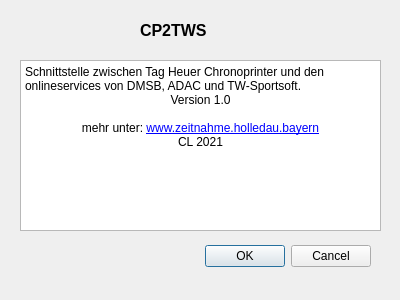
This is ueberdialog.ui in farbtoaster/CP2TWS as Qt 5 draws it before an edit. The edited form follows.
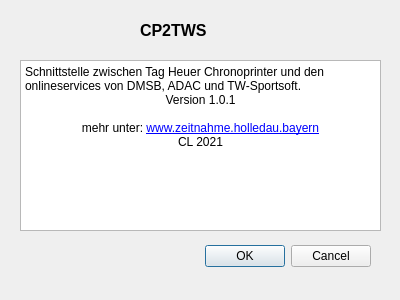
This is the edited form.

The edit to the form file:
```diff
--- a/ueberdialog.ui
+++ b/ueberdialog.ui
@@ -44,7 +44,7 @@
 p, li { white-space: pre-wrap; }
 &lt;/style&gt;&lt;/head&gt;&lt;body style=&quot; font-family:'MS Shell Dlg 2'; font-size:7.8pt; font-weight:400; font-style:normal;&quot;&gt;
 &lt;p style=&quot; margin-top:0px; margin-bottom:0px; margin-left:0px; margin-right:0px; -qt-block-indent:0; text-indent:0px;&quot;&gt;&lt;span style=&quot; font-family:'Segoe UI'; font-size:9pt;&quot;&gt;Schnittstelle zwischen Tag Heuer Chronoprinter und den onlineservices von DMSB, ADAC und TW-Sportsoft.&lt;/span&gt;&lt;/p&gt;
-&lt;p align=&quot;center&quot; style=&quot; margin-top:0px; margin-bottom:0px; margin-left:0px; margin-right:0px; -qt-block-indent:0; text-indent:0px;&quot;&gt;&lt;span style=&quot; font-family:'Segoe UI'; font-size:9pt;&quot;&gt;Version 1.0&lt;/span&gt;&lt;/p&gt;
+&lt;p align=&quot;center&quot; style=&quot; margin-top:0px; margin-bottom:0px; margin-left:0px; margin-right:0px; -qt-block-indent:0; text-indent:0px;&quot;&gt;&lt;span style=&quot; font-family:'Segoe UI'; font-size:9pt;&quot;&gt;Version 1.0.1&lt;/span&gt;&lt;/p&gt;
 &lt;p align=&quot;center&quot; style=&quot;-qt-paragraph-type:empty; margin-top:0px; margin-bottom:0px; margin-left:0px; margin-right:0px; -qt-block-indent:0; text-indent:0px; font-family:'Segoe UI'; font-size:9pt;&quot;&gt;&lt;br /&gt;&lt;/p&gt;
 &lt;p align=&quot;center&quot; style=&quot; margin-top:0px; margin-bottom:0px; margin-left:0px; margin-right:0px; -qt-block-indent:0; text-indent:0px;&quot;&gt;&lt;span style=&quot; font-family:'Segoe UI'; font-size:9pt;&quot;&gt;mehr unter: &lt;/span&gt;&lt;a href=&quot;http://www.zeitnahme.holledau.bayern&quot;&gt;&lt;span style=&quot; font-family:'Segoe UI'; font-size:9pt; text-decoration: underline; color:#0000ff;&quot;&gt;www.zeitnahme.holledau.bayern&lt;/span&gt;&lt;/a&gt;&lt;/p&gt;
 &lt;p align=&quot;center&quot; style=&quot; margin-top:0px; margin-bottom:0px; margin-left:0px; margin-right:0px; -qt-block-indent:0; text-indent:0px;&quot;&gt;&lt;span style=&quot; font-family:'Segoe UI'; font-size:9pt;&quot;&gt;CL 2021&lt;/span&gt;&lt;/p&gt;&lt;/body&gt;&lt;/html&gt;</string>
```
